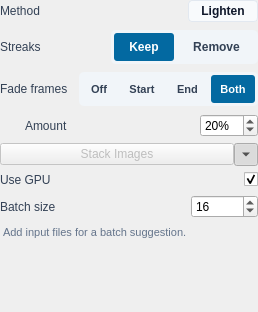
Old version of the form src/startrails/ui/step_stack_images.ui in the repository gkyle/startrails.
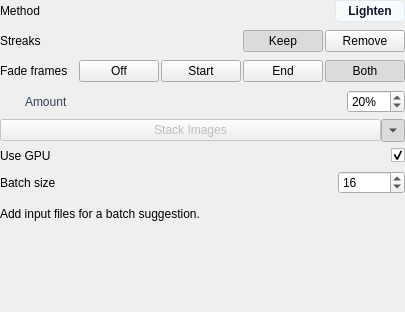
New version of the form. Custom widgets are drawn as their Qt base class.

Commit message: refactor: dedupe styles

The edit to the form file:
```diff
--- a/src/startrails/ui/step_stack_images.ui
+++ b/src/startrails/ui/step_stack_images.ui
@@ -45,12 +45,6 @@
      </property>
      <item row="0" column="0">
       <widget class="QLabel" name="methodLabel">
-       <property name="styleSheet">
-        <string notr="true">QLabel#methodLabel {
-    color: #334155;
-    font-size: 12px;
-}</string>
-       </property>
        <property name="text">
         <string>Method</string>
        </property>
@@ -79,12 +73,6 @@
      </item>
      <item row="1" column="0">
       <widget class="QLabel" name="streaksLabel">
-       <property name="styleSheet">
-        <string notr="true">QLabel#streaksLabel {
-    color: #334155;
-    font-size: 12px;
-}</string>
-       </property>
        <property name="text">
         <string>Streaks</string>
        </property>
@@ -92,38 +80,6 @@
      </item>
      <item row="1" column="1" alignment="Qt::AlignmentFlag::AlignRight">
       <widget class="QFrame" name="stackStreaksContainer">
-       <property name="styleSheet">
-        <string notr="true">QFrame#stackStreaksContainer {
-    background-color: #f1f5f9;
-    border-radius: 5px;
-    padding: 2px;
-}
-QPushButton#stackStreaksKeep, QPushButton#stackStreaksRemove {
-    background-color: transparent;
-    color: #334155;
-    border: 2px solid transparent;
-    border-radius: 4px;
-    font-size: 12px;
-    font-weight: 500;
-    padding: 4px 14px;
-    min-height: 18px;
-}
-QPushButton#stackStreaksKeep:checked, QPushButton#stackStreaksRemove:checked {
-    background-color: #0369a1;
-    color: #ffffff;
-    font-weight: 600;
-}
-QPushButton#stackStreaksKeep:hover:!checked, QPushButton#stackStreaksRemove:hover:!checked {
-    background-color: #e2e8f0;
-    color: #0f172a;
-}
-QPushButton#stackStreaksRemove:disabled {
-    color: #94a3b8;
-    background-color: transparent;
-}
-QPushButton#stackStreaksKeep:focus:enabled, QPushButton#stackStreaksRemove:focus:enabled { border-color: #0f172a; }
-QPushButton#stackStreaksKeep:checked:focus:enabled, QPushButton#stackStreaksRemove:checked:focus:enabled { border-color: #ffffff; }</string>
-       </property>
        <layout class="QHBoxLayout" name="stackStreaksLayout">
         <property name="spacing">
          <number>2</number>
@@ -180,12 +136,6 @@
      </item>
      <item row="2" column="0">
       <widget class="QLabel" name="fadeLabel">
-       <property name="styleSheet">
-        <string notr="true">QLabel#fadeLabel {
-    color: #334155;
-    font-size: 12px;
-}</string>
-       </property>
        <property name="text">
         <string>Fade frames</string>
        </property>
@@ -193,34 +143,6 @@
      </item>
      <item row="2" column="1" alignment="Qt::AlignmentFlag::AlignRight">
       <widget class="QFrame" name="stackFadeContainer">
-       <property name="styleSheet">
-        <string notr="true">QFrame#stackFadeContainer {
-    background-color: #f1f5f9;
-    border-radius: 5px;
-    padding: 2px;
-}
-QPushButton#stackFadeOff, QPushButton#stackFadeStart, QPushButton#stackFadeEnd, QPushButton#stackFadeBoth {
-    background-color: transparent;
-    color: #334155;
-    border: 2px solid transparent;
-    border-radius: 4px;
-    font-size: 11px;
-    font-weight: 500;
-    padding: 4px 8px;
-    min-height: 18px;
-}
-QPushButton#stackFadeOff:checked, QPushButton#stackFadeStart:checked, QPushButton#stackFadeEnd:checked, QPushButton#stackFadeBoth:checked {
-    background-color: #0369a1;
-    color: #ffffff;
-    font-weight: 600;
-}
-QPushButton#stackFadeOff:hover:!checked, QPushButton#stackFadeStart:hover:!checked, QPushButton#stackFadeEnd:hover:!checked, QPushButton#stackFadeBoth:hover:!checked {
-    background-color: #e2e8f0;
-    color: #0f172a;
-}
-QPushButton#stackFadeOff:focus:enabled, QPushButton#stackFadeStart:focus:enabled, QPushButton#stackFadeEnd:focus:enabled, QPushButton#stackFadeBoth:focus:enabled { border-color: #0f172a; }
-QPushButton#stackFadeOff:checked:focus:enabled, QPushButton#stackFadeStart:checked:focus:enabled, QPushButton#stackFadeEnd:checked:focus:enabled, QPushButton#stackFadeBoth:checked:focus:enabled { border-color: #ffffff; }</string>
-       </property>
        <layout class="QHBoxLayout" name="stackFadeLayout">
         <property name="spacing">
          <number>2</number>
@@ -426,12 +348,6 @@
           <property name="cursor">
            <cursorShape>PointingHandCursor</cursorShape>
           </property>
-          <property name="styleSheet">
-           <string notr="true">QLabel#useGPULabel {
-    color: #334155;
-    font-size: 12px;
-}</string>
-          </property>
           <property name="text">
            <string>Use GPU</string>
           </property>
@@ -461,12 +377,6 @@
         </item>
         <item row="1" column="0">
          <widget class="QLabel" name="batchLabel">
-          <property name="styleSheet">
-           <string notr="true">QLabel#batchLabel {
-    color: #334155;
-    font-size: 12px;
-}</string>
-          </property>
           <property name="text">
            <string>Batch size</string>
           </property>
@@ -498,13 +408,6 @@
       </item>
       <item>
        <widget class="QLabel" name="memory">
-        <property name="styleSheet">
-         <string notr="true">QLabel#memory {
-    font-size: 11px;
-    color: #64748b;
-    padding-top: 2px;
-}</string>
-        </property>
         <property name="text">
          <string>Add input files for a batch suggestion.</string>
         </property>
```
The commit also changes 37 other files.
